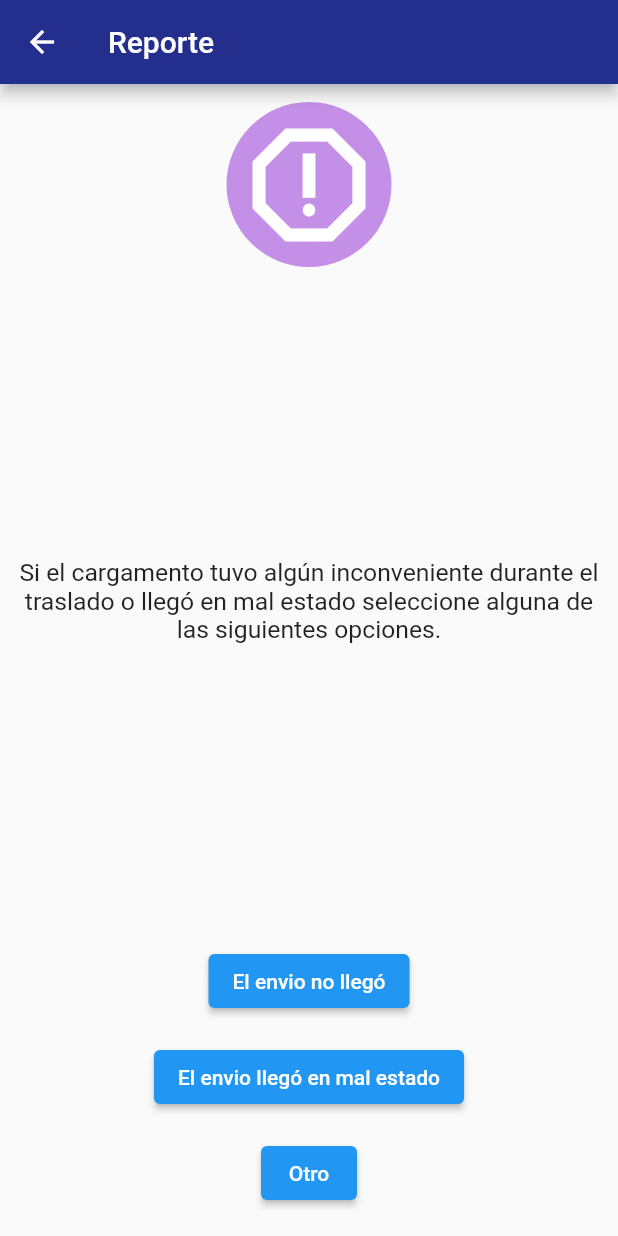
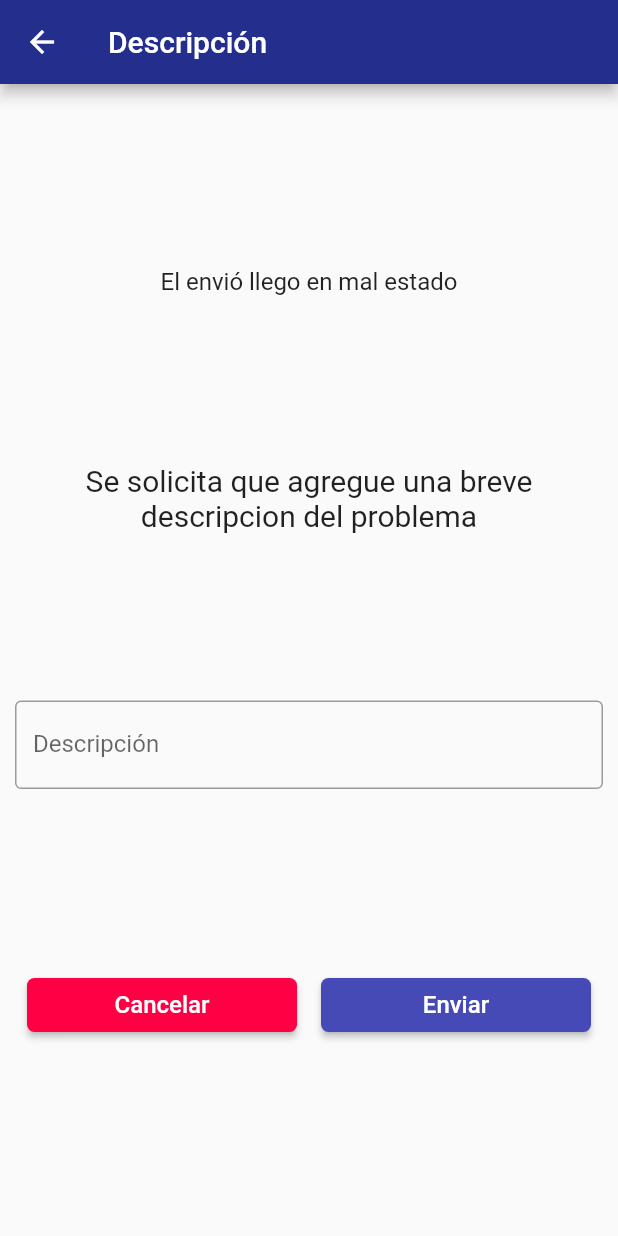
Before and after one commit to JulianFernandez28/ProyectoExportacion, a Flutter app: the Reports screen opened directly, after a tap on "El envio no llegó", on a phone screen of 412 x 824 dp. Run offline on Flutter 3.47's test engine with Material 2 defaults, Android fonts, the phone set to English and light mode, and no system bars; our stand-ins replace logger; missing offline and left inert: dart:js.

Commit message:
avances de consumo :)

```diff
--- /dev/null
+++ b/proyectoexportacion/lib/dtos/request/report_create_request.dart
@@ -0,0 +1,37 @@
+// To parse this JSON data, do
+//
+//     final reportCreateRequestDto = reportCreateRequestDtoFromJson(jsonString);
+
+import 'dart:convert';
+
+ReportCreateRequestDto reportCreateRequestDtoFromJson(String str) => ReportCreateRequestDto.fromJson(json.decode(str));
+
+String reportCreateRequestDtoToJson(ReportCreateRequestDto data) => json.encode(data.toJson());
+
+class ReportCreateRequestDto {
+    ReportCreateRequestDto({
+        required this.envioId,
+        required this.typeReport,
+        required this.description,
+        required this.status,
+    });
+
+    int envioId;
+    String typeReport;
+    String description;
+    String status;
+
+    factory ReportCreateRequestDto.fromJson(Map<String, dynamic> json) => ReportCreateRequestDto(
+        envioId: json["envioId"],
+        typeReport: json["typeReport"],
+        description: json["description"],
+        status: json["status"],
+    );
+
+    Map<String, dynamic> toJson() => {
+        "envioId": envioId,
+        "typeReport": typeReport,
+        "description": description,
+        "status": status,
+    };
+}
--- a/proyectoexportacion/lib/pages/reports.dart
+++ b/proyectoexportacion/lib/pages/reports.dart
@@ -1,10 +1,13 @@
 import 'package:flutter/material.dart';
+import 'package:proyectoexportacion/pages/report_description.dart';
 
 class Reports extends StatelessWidget {
   const Reports({super.key});
 
+
   @override
   Widget build(BuildContext context) {
+    String type;
     return Scaffold(
       appBar: AppBar(
         backgroundColor: const Color.fromRGBO(35, 46, 141, 25),
@@ -36,10 +39,10 @@ class Reports extends StatelessWidget {
                       ),
                     )),
               ),
-              Column(
+              const Column(
                 mainAxisSize: MainAxisSize.min,
                 children: [
-                  const Text(
+                  Text(
                       'Si el cargamento tuvo algún inconveniente durante el traslado o llegó en mal estado seleccione alguna de las siguientes opciones.',
                       style: TextStyle(
                         fontSize: 16.5,
@@ -53,13 +56,27 @@ class Reports extends StatelessWidget {
                   Padding(
                     padding: const EdgeInsets.all(8.0),
                     child: ElevatedButton(
-                        onPressed: () {},
+                        onPressed: () {
+                          type = 'El envio no llegó';
+                          Navigator.push(
+                              context,
+                              MaterialPageRoute(
+                                  builder: (context) =>
+                                      ReportDescription(type: type)));
+                        },
                         child: const Text('El envio no llegó')),
                   ),
                   Padding(
                     padding: const EdgeInsets.all(8.0),
                     child: ElevatedButton(
-                        onPressed: () {},
+                        onPressed: () {
+                          type = 'El envio llegó en mal estado';
+                          Navigator.push(
+                              context,
+                              MaterialPageRoute(
+                                  builder: (context) =>
+                                      ReportDescription(type: type)));
+                        },
                         child: const Text('El envio llegó en mal estado')),
                   ),
                   Padding(
--- /dev/null
+++ b/proyectoexportacion/lib/widgets/Report_buttons.dart
@@ -0,0 +1,149 @@
+import 'package:flutter/material.dart';
+import 'package:logger/logger.dart';
+import 'package:provider/provider.dart';
+import 'package:proyectoexportacion/providers/report_provider.dart';
+
+class Report_buttons extends StatelessWidget {
+  const Report_buttons({super.key, required this.reportType});
+  final String reportType;
+
+  @override
+  Widget build(BuildContext context) {
+    final formKey = GlobalKey<FormState>();
+    final logger = Logger();
+    final descriptionController = TextEditingController();
+    final int exampleID = 16;
+    final defaultStatus = 'Pendiente';
+
+    return Container(
+      margin: const EdgeInsets.all(10.0),
+      child: Column(
+        mainAxisAlignment: MainAxisAlignment.spaceEvenly,
+        children: [
+          const Text(
+            'El envió llego en mal estado',
+            style: TextStyle(fontSize: 16),
+          ),
+          const Text(
+            'Se solicita que agregue una breve descripcion del problema',
+            style: TextStyle(
+              fontSize: 20,
+            ),
+            textAlign: TextAlign.center,
+          ),
+
+          Form(
+              key: formKey,
+              child: Column(
+                children: [
+                  TextFormField(
+                    decoration: const InputDecoration(
+                      label: Text('Descripción'),
+                      border: OutlineInputBorder(),
+                      focusedBorder: OutlineInputBorder(
+                        borderSide: BorderSide(
+                          width: 2,
+                          color: Color.fromARGB(255, 159, 109, 190),
+                        ),
+                      ),
+                    ),
+                    controller: descriptionController,
+                    validator: (value) {
+                      if (value == null || value.isEmpty) {
+                        return 'Please enter some text';
+                      }
+                      return null;
+                    },
+                  ),
+                ],
+              )),
+          // TextField(
+          //     keyboardType: TextInputType.multiline,
+          //     maxLines: null,
+          //     decoration: const InputDecoration(
+          //       hintText: 'Describa su problema',
+          //       label: Text('Descripción'),
+          //       focusedBorder: OutlineInputBorder(
+          //         borderSide: BorderSide(
+          //           width: 2,
+          //           color: Color.fromARGB(255, 159, 109, 190),
+          //         ),
+          //       ),
+          //       enabledBorder: OutlineInputBorder(
+          //         borderSide: BorderSide(
+          //           width: 1,
+          //           color: Color.fromARGB(255, 188, 155, 208),
+          //         ),
+          //       ),
+          //     ),
+          //   ),
+          Row(
+            mainAxisAlignment: MainAxisAlignment.spaceAround,
+            children: [
+              Expanded(
+                child: Padding(
+                  padding: const EdgeInsets.all(8.0),
+                  child: ElevatedButton(
+                    onPressed: () {},
+                    style: ElevatedButton.styleFrom(
+                      backgroundColor: Color.fromARGB(255, 255, 0, 68),
+                      shape: RoundedRectangleBorder(
+                        borderRadius: BorderRadius.circular(5),
+                      ),
+                    ),
+                    child:
+                        const Text('Cancelar', style: TextStyle(fontSize: 16)),
+                  ),
+                ),
+              ),
+              Expanded(
+                child: Padding(
+                  padding: const EdgeInsets.all(8.0),
+                  child: ElevatedButton(
+                    onPressed: () {
+                      _dialog(context);
+                      if (formKey.currentState!.validate()) {
+                        context.read<ReportProvider>().createReport(
+                            exampleID,
+                            descriptionController.text,
+                            reportType,
+                            defaultStatus,
+                            context);
+                      }
+                    },
+                    style: ElevatedButton.styleFrom(
+                      backgroundColor: Color.fromARGB(255, 70, 74, 182),
+                      shape: RoundedRectangleBorder(
+                        borderRadius: BorderRadius.circular(5),
+                      ),
+                    ),
+                    child: const Text('Enviar', style: TextStyle(fontSize: 16)),
+                  ),
+                ),
+              ),
+            ],
+          )
+        ],
+      ),
+    );
+  }
+}
+
+void _dialog(BuildContext context) => showDialog(
+    context: context,
+    builder: (_) => const AlertDialog(
+          title: Text('Reporte Enviado'),
+          content: Column(
+            mainAxisSize: MainAxisSize.min,
+            mainAxisAlignment: MainAxisAlignment.spaceAround,
+            children: [
+              Icon(
+                Icons.check_circle_outline_rounded,
+                size: 150,
+                weight: 20,
+              ),
+              Text('Su reporte se ha enviado correctamente')
+            ],
+          ),
+          elevation: 5.0,
+        ));
--- a/proyectoexportacion/pubspec.yaml
+++ b/proyectoexportacion/pubspec.yaml
@@ -31,6 +31,10 @@ environment:
 dependencies:
   flutter:
     sdk: flutter
+  http: ^0.13.5
+  provider: ^6.0.5
+  logger: ^1.1.0
+  shared_preferences: ^2.0.17
 
 
   # The following adds the Cupertino Icons font to your application.
```
Also changed, not shown: proyectoexportacion/lib/pages/report_description.dart (+5 -103 lines), proyectoexportacion/lib/providers/report_provider.dart (added, +43 -0 lines), proyectoexportacion/pubspec.lock.
